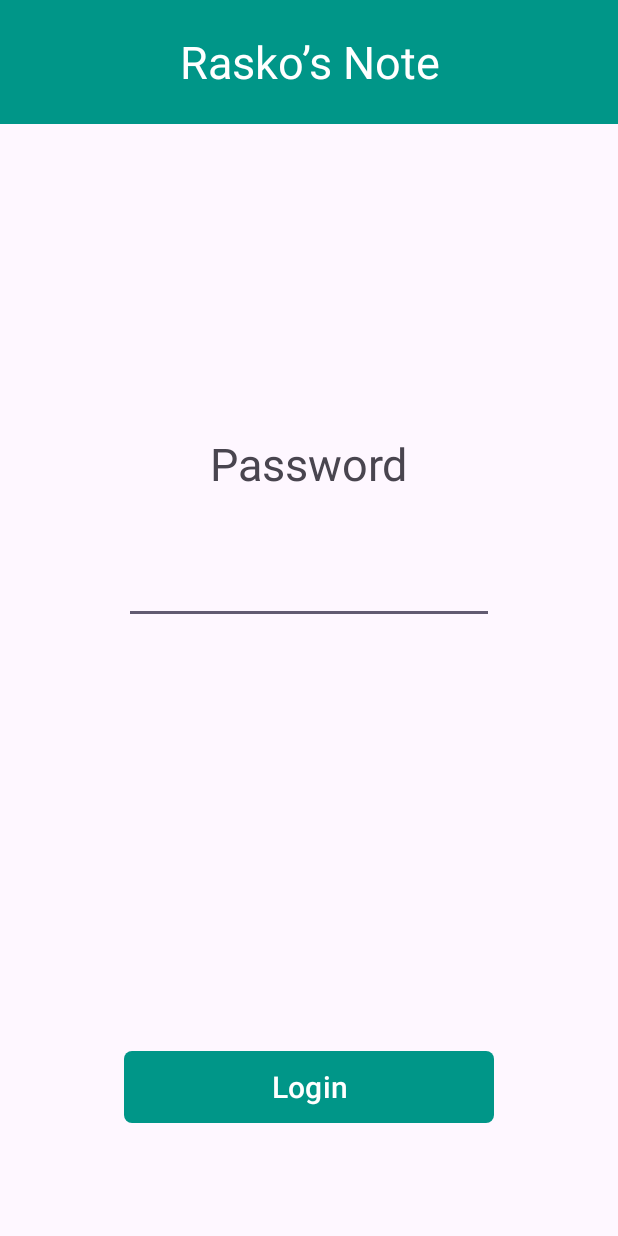
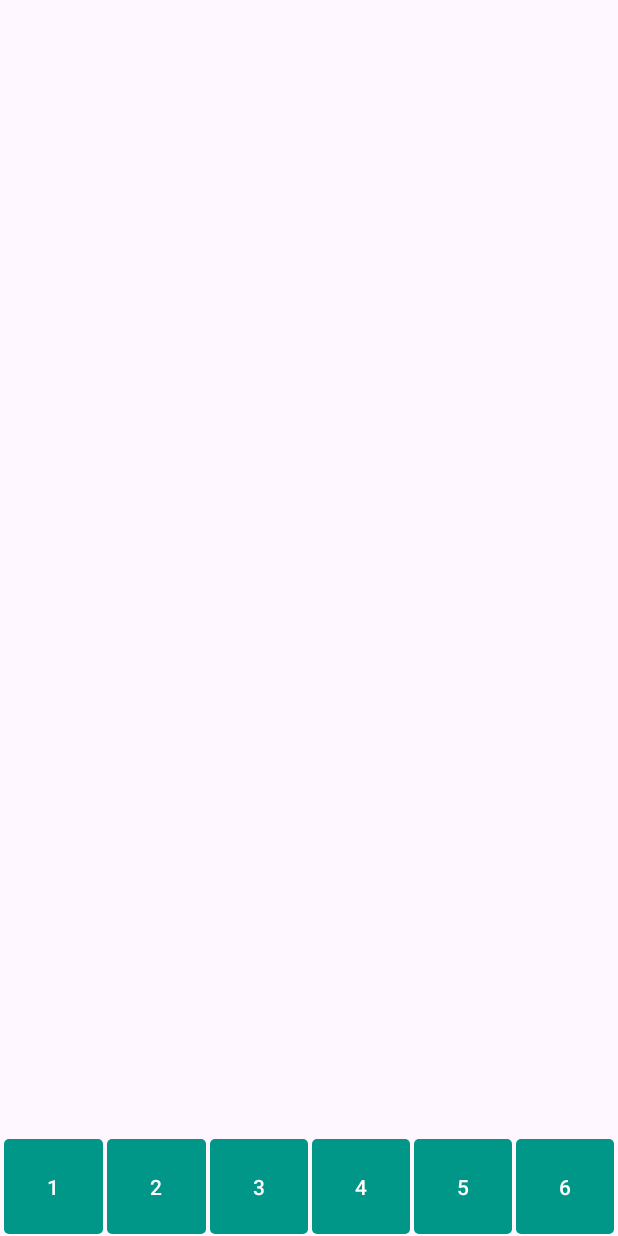
Before and after one commit to rasko-smo/RaskoLibrary, an Android app: the screen it shows after launch (LoginActivity before the commit, MainActivity after it), after a tap on "Login", on a phone screen of 412 x 824 dp. Run offline under Robolectric (Android 15) with nearby library versions, the phone set to English and light mode, and no system bars.

Commit message:
フッターの作成

```diff
--- a/app/src/main/AndroidManifest.xml
+++ b/app/src/main/AndroidManifest.xml
@@ -12,10 +12,10 @@
         android:supportsRtl="true"
         android:theme="@style/Theme.RaskoNote">
         <activity
-            android:name=".MainActivity"
+            android:name=".ui.MainActivity"
             android:exported="false" />
         <activity
-            android:name=".LoginActivity"
+            android:name=".ui.LoginActivity"
             android:exported="true">
             <intent-filter>
                 <action android:name="android.intent.action.MAIN" />
--- a/app/src/main/java/com/example/raskonote/MainActivity.kt
+++ /dev/null
@@ -1,15 +0,0 @@
-package com.example.raskonote
-
-import android.os.Bundle
-import androidx.activity.enableEdgeToEdge
-import androidx.appcompat.app.AppCompatActivity
-import androidx.core.view.ViewCompat
-import androidx.core.view.WindowInsetsCompat
-
-class MainActivity : AppCompatActivity() {
-    override fun onCreate(savedInstanceState: Bundle?) {
-        super.onCreate(savedInstanceState)
-        setContentView(R.layout.activity_main)
-
-    }
-}
--- /dev/null
+++ b/app/src/main/java/com/example/raskonote/ui/BaseActivity.kt
@@ -0,0 +1,26 @@
+package com.example.raskonote.ui
+
+import android.content.Intent
+import android.widget.Button
+import android.widget.EditText
+import android.widget.LinearLayout
+import androidx.appcompat.app.AppCompatActivity
+import com.example.raskonote.R
+
+abstract class BaseActivity : AppCompatActivity() {
+
+    protected fun createFooterEvent(footer: LinearLayout) {
+        val button1 = footer.findViewById<Button>(R.id.footerButton1)
+        val button2 = footer.findViewById<Button>(R.id.footerButton2)
+        val button3 = footer.findViewById<Button>(R.id.footerButton3)
+        val button4 = footer.findViewById<Button>(R.id.footerButton4)
+        val button5 = footer.findViewById<Button>(R.id.footerButton5)
+        val button6 = footer.findViewById<Button>(R.id.footerButton6)
+
+        button1.setOnClickListener {
+            val intent = Intent(this, LoginActivity::class.java)
+            startActivity(intent)
+        }
+
+    }
+}
--- a/app/src/main/java/com/example/raskonote/LoginActivity.kt
+++ b/app/src/main/java/com/example/raskonote/ui/LoginActivity.kt
@@ -1,4 +1,4 @@
-package com.example.raskonote
+package com.example.raskonote.ui
 
 import android.content.Intent
 import android.os.Bundle
@@ -6,9 +6,7 @@ import android.widget.Button
 import android.widget.EditText
 import android.widget.Toast
 import androidx.appcompat.app.AppCompatActivity
-import com.google.android.gms.oss.licenses.OssLicensesMenuActivity
-import retrofit2.Retrofit
-import kotlin.jvm.java
+import com.example.raskonote.R
 
 class LoginActivity : AppCompatActivity() {
     override fun onCreate(savedInstanceState: Bundle?) {
@@ -21,13 +19,16 @@ class LoginActivity : AppCompatActivity() {
             val password = findViewById<EditText>(R.id.loginPassword).text.toString()
             println(password)
 
-            if(password == "2309") {
-                val intent = Intent(this, MainActivity::class.java)
-                startActivity(intent)
-            } else {
-                val errorMasage = getString(R.string.login_errorMassage)
-                Toast.makeText(this, errorMasage, Toast.LENGTH_SHORT).show()
-            }
+//            if(password == "2309") {
+//                val intent = Intent(this, MainActivity::class.java)
+//                startActivity(intent)
+//            } else {
+//                val errorMasage = getString(R.string.login_errorMassage)
+//                Toast.makeText(this, errorMasage, Toast.LENGTH_SHORT).show()
+//            }
+
+            val intent = Intent(this, MainActivity::class.java)
+            startActivity(intent)
 
         }
 
--- /dev/null
+++ b/app/src/main/java/com/example/raskonote/ui/MainActivity.kt
@@ -0,0 +1,17 @@
+package com.example.raskonote.ui
+
+import android.os.Bundle
+import android.widget.LinearLayout
+import com.example.raskonote.R
+
+class MainActivity : BaseActivity() {
+    override fun onCreate(savedInstanceState: Bundle?) {
+        super.onCreate(savedInstanceState)
+        setContentView(R.layout.activity_main)
+
+        val footer = findViewById<LinearLayout>(R.id.commonFooter)
+        createFooterEvent(footer)
+    }
+
+
+}
--- a/app/src/main/res/drawable/common_button.xml
+++ b/app/src/main/res/drawable/common_button.xml
@@ -3,9 +3,9 @@
     <item>
         <shape>
             <!-- ボタンの背景色を設定 -->
-            <solid android:color="#009688" />
+            <solid android:color="@color/common_green" />
             <!-- ボタンの角丸を設定 -->
-            <corners android:radius="5dp" />
+            <corners android:radius="3dp" />
         </shape>
     </item>
 </selector>
--- a/app/src/main/res/layout/activity_login.xml
+++ b/app/src/main/res/layout/activity_login.xml
@@ -5,13 +5,13 @@
     android:id="@+id/main"
     android:layout_width="match_parent"
     android:layout_height="match_parent"
-    tools:context=".LoginActivity">
+    tools:context=".ui.LoginActivity">
 
     <TextView
         android:id="@+id/textView"
         android:layout_width="match_parent"
         android:layout_height="0dp"
-        android:background="#009688"
+        android:background="@color/common_green"
         android:gravity="center_horizontal|center_vertical"
         android:text="@string/login_title"
         android:textColor="@color/white"
@@ -95,5 +95,4 @@
         android:orientation="vertical"
         app:layout_constraintGuide_percent="0.8" />
 
-
 </androidx.constraintlayout.widget.ConstraintLayout>
--- a/app/src/main/res/layout/activity_main.xml
+++ b/app/src/main/res/layout/activity_main.xml
@@ -2,16 +2,18 @@
 <androidx.constraintlayout.widget.ConstraintLayout xmlns:android="http://schemas.android.com/apk/res/android"
     xmlns:app="http://schemas.android.com/apk/res-auto"
     xmlns:tools="http://schemas.android.com/tools"
-    android:id="@+id/main"
+    android:id="@+id/mainLayout"
     android:layout_width="match_parent"
     android:layout_height="match_parent"
-    tools:context=".MainActivity">
+    tools:context=".ui.MainActivity">
 
     <androidx.constraintlayout.widget.Guideline
-        android:id="@+id/guideline7"
+        android:id="@+id/mainFooterGuideLine"
         android:layout_width="wrap_content"
         android:layout_height="wrap_content"
         android:orientation="horizontal"
-        app:layout_constraintGuide_percent="0.9" />
+        app:layout_constraintGuide_percent="0.92" />
+
+    <include layout="@layout/common_footer" />
 
 </androidx.constraintlayout.widget.ConstraintLayout>
--- /dev/null
+++ b/app/src/main/res/layout/common_footer.xml
@@ -0,0 +1,78 @@
+<?xml version="1.0" encoding="utf-8"?>
+<LinearLayout xmlns:android="http://schemas.android.com/apk/res/android"
+    xmlns:app="http://schemas.android.com/apk/res-auto"
+    android:id="@+id/commonFooter"
+    android:layout_width="match_parent"
+    android:layout_height="0dp"
+    android:padding="1dp"
+    android:orientation="horizontal"
+    app:layout_constraintBottom_toBottomOf="parent"
+    app:layout_constraintTop_toTopOf="@+id/mainFooterGuideLine">
+
+    <Button
+        android:id="@+id/footerButton1"
+        android:layout_width="match_parent"
+        android:layout_height="match_parent"
+        android:layout_weight="1"
+        android:layout_marginStart="1dp"
+        android:layout_marginEnd="1dp"
+        android:background="@drawable/common_button"
+        app:backgroundTint="@null"
+        android:text="1"/>
+
+    <Button
+        android:id="@+id/footerButton2"
+        android:layout_width="match_parent"
+        android:layout_height="match_parent"
+        android:layout_weight="1"
+        android:layout_marginStart="1dp"
+        android:layout_marginEnd="1dp"
+        android:background="@drawable/common_button"
+        app:backgroundTint="@null"
+        android:text="2"/>
+
+    <Button
+        android:id="@+id/footerButton3"
+        android:layout_width="match_parent"
+        android:layout_height="match_parent"
+        android:layout_weight="1"
+        android:layout_marginStart="1dp"
+        android:layout_marginEnd="1dp"
+        android:background="@drawable/common_button"
+        app:backgroundTint="@null"
+        android:text="3"/>
+
+    <Button
+        android:id="@+id/footerButton4"
+        android:layout_width="match_parent"
+        android:layout_height="match_parent"
+        android:layout_weight="1"
+        android:layout_marginStart="1dp"
+        android:layout_marginEnd="1dp"
+        android:background="@drawable/common_button"
+        app:backgroundTint="@null"
+        android:text="4"/>
+
+    <Button
+        android:id="@+id/footerButton5"
+        android:layout_width="match_parent"
+        android:layout_height="match_parent"
+        android:layout_weight="1"
+        android:layout_marginStart="1dp"
+        android:layout_marginEnd="1dp"
+        android:background="@drawable/common_button"
+        app:backgroundTint="@null"
+        android:text="5"/>
+
+    <Button
+        android:id="@+id/footerButton6"
+        android:layout_width="match_parent"
+        android:layout_height="match_parent"
+        android:layout_weight="1"
+        android:layout_marginStart="1dp"
+        android:layout_marginEnd="1dp"
+        android:background="@drawable/common_button"
+        app:backgroundTint="@null"
+        android:text="6"/>
+
+</LinearLayout>
--- a/app/src/main/res/values/colors.xml
+++ b/app/src/main/res/values/colors.xml
@@ -2,4 +2,5 @@
 <resources>
     <color name="black">#FF000000</color>
     <color name="white">#FFFFFFFF</color>
+    <color name="common_green">#009688</color>
 </resources>
--- a/app/src/main/res/values/themes.xml
+++ b/app/src/main/res/values/themes.xml
@@ -3,6 +3,7 @@
     <style name="Base.Theme.RaskoNote" parent="Theme.Material3.DayNight.NoActionBar">
         <!-- Customize your light theme here. -->
         <!-- <item name="colorPrimary">@color/my_light_primary</item> -->
+        <item name="android:statusBarColor">@color/common_green</item>
     </style>
 
     <style name="Theme.RaskoNote" parent="Base.Theme.RaskoNote" />
```
